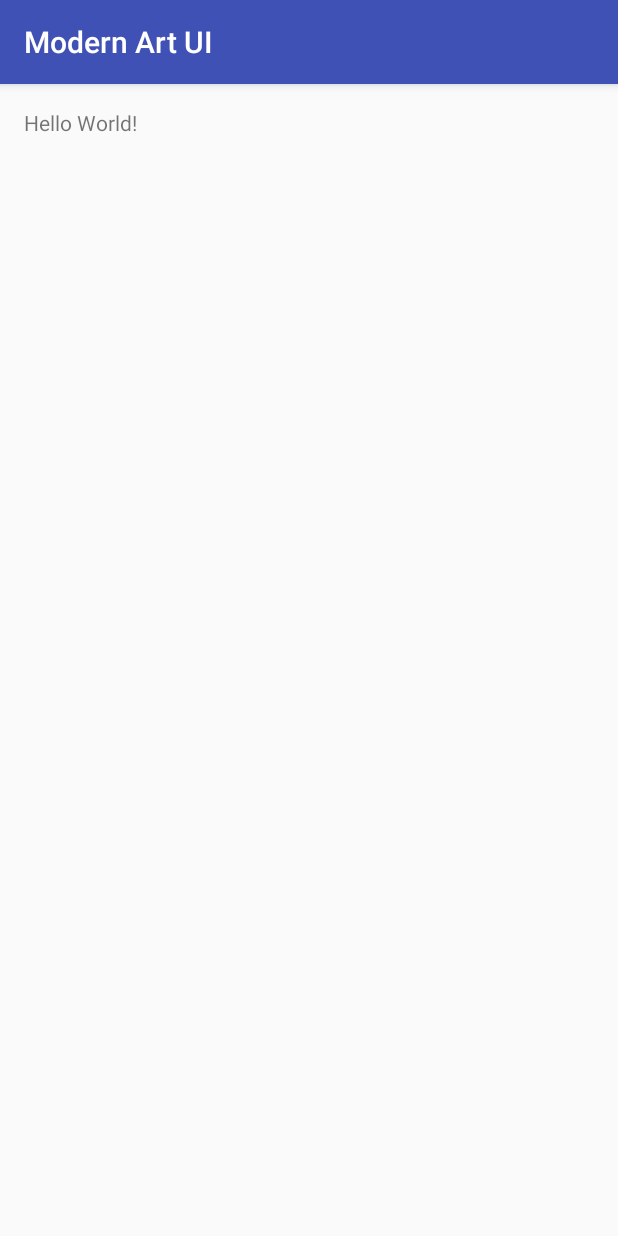
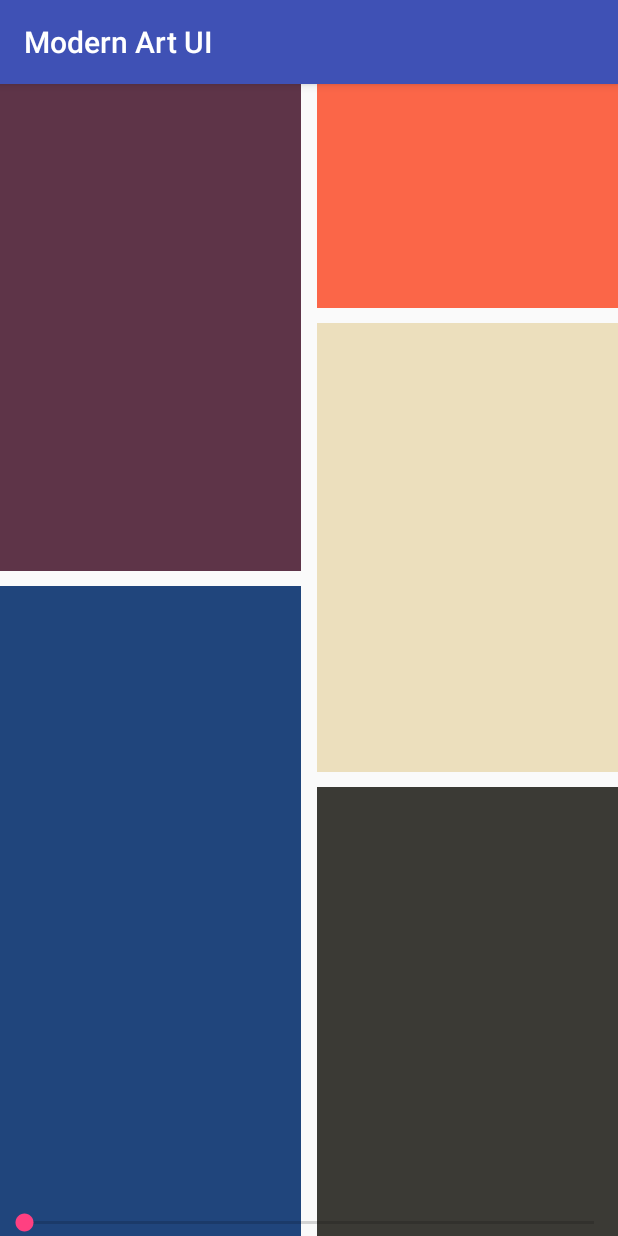
Before and after one commit to jetpackpony/modern-art-ui, an Android app: the screen it shows after launch (MainActivity), on a phone screen of 412 x 824 dp. Run offline under Robolectric (Android 15) with nearby library versions, the phone set to English and light mode, and no system bars.

Commit message:
Add colored layouts and seekbar to the layout

```diff
--- a/app/src/main/res/layout/activity_main.xml
+++ b/app/src/main/res/layout/activity_main.xml
@@ -4,14 +4,71 @@
     xmlns:tools="http://schemas.android.com/tools"
     android:layout_width="match_parent"
     android:layout_height="match_parent"
-    android:paddingLeft="@dimen/activity_horizontal_margin"
-    android:paddingRight="@dimen/activity_horizontal_margin"
-    android:paddingTop="@dimen/activity_vertical_margin"
-    android:paddingBottom="@dimen/activity_vertical_margin"
     tools:context="com.ponypod.modernartui.MainActivity">
 
-    <TextView
-        android:text="Hello World!"
-        android:layout_width="wrap_content"
-        android:layout_height="wrap_content" />
+    <LinearLayout
+        android:orientation="horizontal"
+        android:layout_width="match_parent"
+        android:layout_height="match_parent">
+
+        <LinearLayout
+            android:orientation="vertical"
+            android:layout_width="wrap_content"
+            android:layout_weight="1"
+            android:layout_marginRight="5dp"
+            android:layout_height="match_parent">
+
+            <FrameLayout
+                android:layout_width="match_parent"
+                android:layout_height="wrap_content"
+                android:layout_marginBottom="10dp"
+                android:layout_weight="3"
+                android:background="#5e3448"
+                android:layout_gravity="center_horizontal"></FrameLayout>
+
+            <FrameLayout
+                android:layout_width="match_parent"
+                android:layout_height="wrap_content"
+                android:layout_weight="4"
+                android:background="#20457c"
+                android:layout_gravity="center_horizontal"></FrameLayout>
+        </LinearLayout>
+
+        <LinearLayout
+            android:orientation="vertical"
+            android:layout_width="wrap_content"
+            android:layout_weight="1"
+            android:layout_marginLeft="5dp"
+            android:layout_height="match_parent">
+
+             <FrameLayout
+                android:layout_width="match_parent"
+                android:layout_height="wrap_content"
+                android:layout_weight="1"
+                 android:layout_marginBottom="10dp"
+                android:background="#fb6648"
+                android:layout_gravity="center_horizontal"></FrameLayout>
+
+             <FrameLayout
+                android:layout_width="match_parent"
+                android:layout_height="wrap_content"
+                android:layout_weight="2"
+                android:background="#ecdfbd"
+                android:layout_gravity="center_horizontal"></FrameLayout>
+
+             <FrameLayout
+                android:layout_width="match_parent"
+                android:layout_height="wrap_content"
+                android:layout_weight="2"
+                 android:layout_marginTop="10dp"
+                android:background="#3b3a35"
+                android:layout_gravity="center_horizontal"></FrameLayout>
+        </LinearLayout>
+    </LinearLayout>
+
+    <SeekBar
+        android:layout_width="match_parent"
+        android:layout_height="wrap_content"
+        android:layout_alignParentBottom="true"
+        android:id="@+id/seekBar" />
 </RelativeLayout>
```
